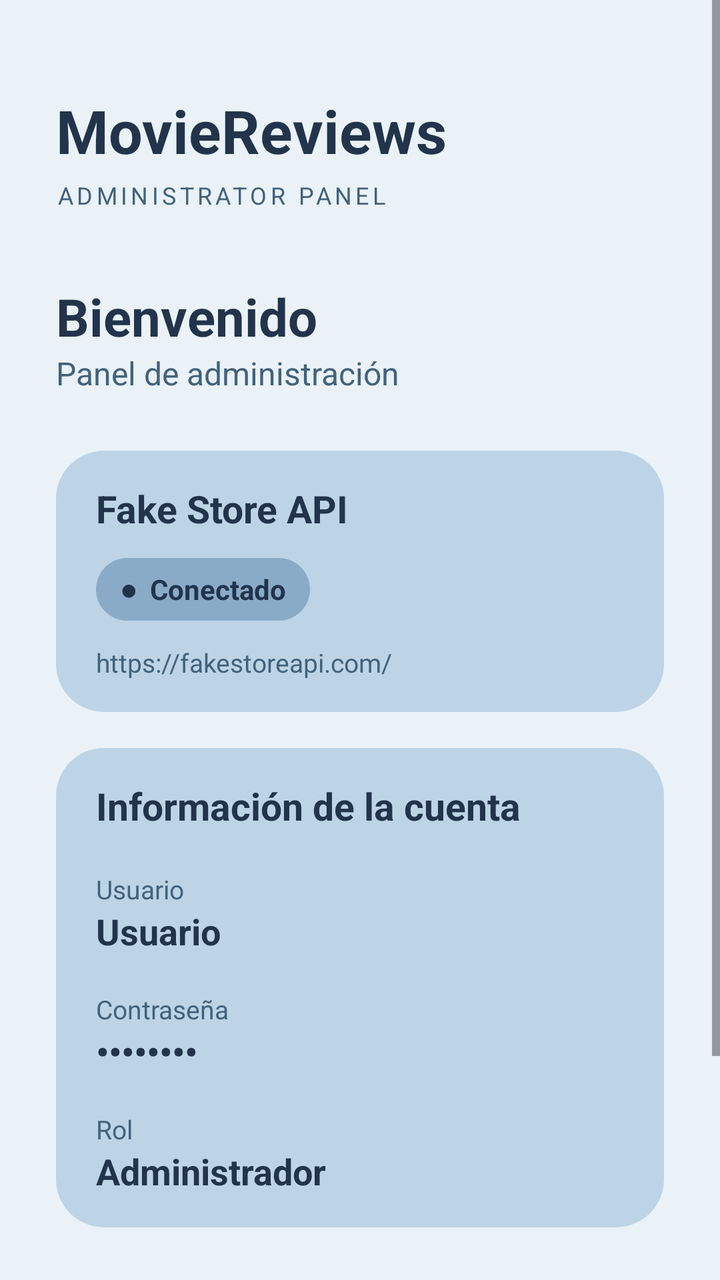
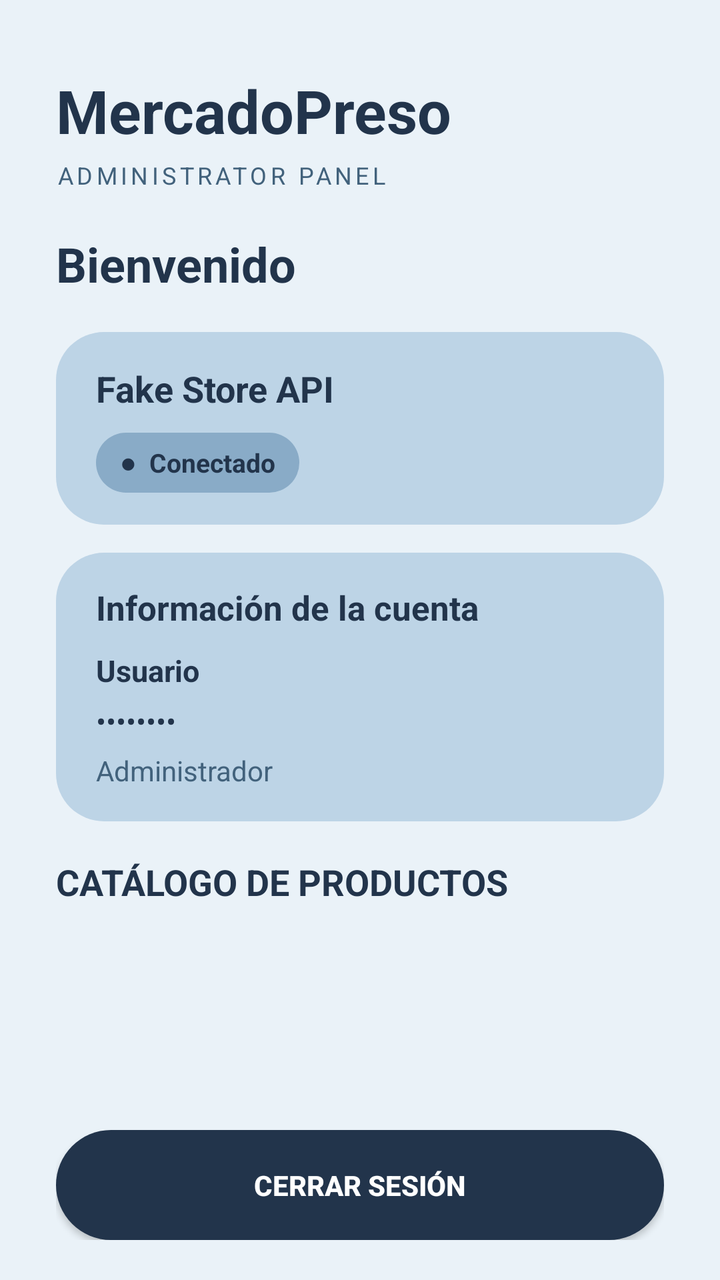

The first picture is an Android layout as it rendered before a commit; the second is the same layout after the commit. The layout source and the unified diff follow.
<!-- AndroidManifest.xml: application theme Theme.MovieReviews -->
<!-- res/layout/activity_home.xml -->
<?xml version="1.0" encoding="utf-8"?>
<ScrollView
    xmlns:android="http://schemas.android.com/apk/res/android"
    android:layout_width="match_parent"
    android:layout_height="match_parent"
    android:background="@color/background_light"
    android:fillViewport="true">

    <LinearLayout
        android:layout_width="match_parent"
        android:layout_height="wrap_content"
        android:orientation="vertical"
        android:paddingLeft="28dp"
        android:paddingRight="28dp"
        android:paddingTop="45dp"
        android:paddingBottom="35dp">

        <TextView
            android:layout_width="wrap_content"
            android:layout_height="wrap_content"
            android:text="MovieReviews"
            android:textColor="@color/navy"
            android:textSize="30sp"
            android:textStyle="bold" />

        <TextView
            android:layout_width="wrap_content"
            android:layout_height="wrap_content"
            android:text="ADMINISTRATOR PANEL"
            android:textColor="@color/blue_dark"
            android:textSize="12sp"
            android:letterSpacing="0.15"
            android:layout_marginTop="4dp"
            android:layout_marginBottom="35dp" />

        <TextView
            android:id="@+id/welcomeText"
            android:layout_width="wrap_content"
            android:layout_height="wrap_content"
            android:text="Bienvenido"
            android:textColor="@color/navy"
            android:textSize="26sp"
            android:textStyle="bold" />

        <TextView
            android:layout_width="wrap_content"
            android:layout_height="wrap_content"
            android:text="Panel de administración"
            android:textColor="@color/blue_dark"
            android:textSize="16sp"
            android:layout_marginBottom="28dp" />

        
        <LinearLayout
            android:id="@+id/apiCard"
            android:layout_width="match_parent"
            android:layout_height="wrap_content"
            android:background="@drawable/admin_card_background"
            android:orientation="vertical"
            android:layout_marginBottom="18dp">

            <TextView
                android:layout_width="wrap_content"
                android:layout_height="wrap_content"
                android:text="Fake Store API"
                android:textColor="@color/navy"
                android:textSize="19sp"
                android:textStyle="bold" />

            <TextView
                android:id="@+id/apiStatusText"
                android:layout_width="wrap_content"
                android:layout_height="wrap_content"
                android:background="@drawable/status_background"
                android:text="●  Conectado"
                android:textColor="@color/navy"
                android:textSize="14sp"
                android:textStyle="bold"
                android:layout_marginTop="12dp"
                android:layout_marginBottom="12dp" />

            <TextView
                android:layout_width="wrap_content"
                android:layout_height="wrap_content"
                android:text="https://fakestoreapi.com/"
                android:textColor="@color/blue_dark"
                android:textSize="13sp" />

        </LinearLayout>

        
        <LinearLayout
            android:id="@+id/accountCard"
            android:layout_width="match_parent"
            android:layout_height="wrap_content"
            android:background="@drawable/admin_card_background"
            android:orientation="vertical"
            android:layout_marginBottom="18dp">

            <TextView
                android:layout_width="wrap_content"
                android:layout_height="wrap_content"
                android:text="Información de la cuenta"
                android:textColor="@color/navy"
                android:textSize="19sp"
                android:textStyle="bold"
                android:layout_marginBottom="20dp" />

            <TextView
                android:layout_width="wrap_content"
                android:layout_height="wrap_content"
                android:text="Usuario"
                android:textColor="@color/blue_dark"
                android:textSize="13sp" />

            <TextView
                android:id="@+id/usernameText"
                android:layout_width="wrap_content"
                android:layout_height="wrap_content"
                android:text="Usuario"
                android:textColor="@color/navy"
                android:textSize="18sp"
                android:textStyle="bold"
                android:layout_marginBottom="18dp" />

            <TextView
                android:layout_width="wrap_content"
                android:layout_height="wrap_content"
                android:text="Contraseña"
                android:textColor="@color/blue_dark"
                android:textSize="13sp" />

            <TextView
                android:id="@+id/passwordText"
                android:layout_width="wrap_content"
                android:layout_height="wrap_content"
                android:text="••••••••"
                android:textColor="@color/navy"
                android:textSize="18sp"
                android:textStyle="bold"
                android:layout_marginBottom="18dp" />

            <TextView
                android:layout_width="wrap_content"
                android:layout_height="wrap_content"
                android:text="Rol"
                android:textColor="@color/blue_dark"
                android:textSize="13sp" />

            <TextView
                android:id="@+id/roleText"
                android:layout_width="wrap_content"
                android:layout_height="wrap_content"
                android:text="Administrador"
                android:textColor="@color/navy"
                android:textSize="18sp"
                android:textStyle="bold" />

        </LinearLayout>

        <Button
            android:id="@+id/logoutButton"
            android:layout_width="match_parent"
            android:layout_height="58dp"
            android:background="@drawable/button_background"
            android:backgroundTint="@null"
            android:text="CERRAR SESIÓN"
            android:textColor="@color/white"
            android:textSize="15sp"
            android:textStyle="bold"
            android:layout_marginTop="10dp" />

        <TextView
            android:layout_width="match_parent"
            android:layout_height="wrap_content"
            android:text="MovieReviews · Administrator"
            android:textColor="@color/blue_dark"
            android:textSize="12sp"
            android:gravity="center"
            android:layout_marginTop="25dp" />

    </LinearLayout>

</ScrollView>
<!-- resources referenced by this layout -->
<resources>
  <color name="background_light">#EAF2F8</color>
  <color name="blue_dark">#42627C</color>
  <color name="navy">#22344B</color>
  <color name="white">#FFFFFF</color>
  <!-- drawable admin_card_background (drawable) -->
  <?xml version="1.0" encoding="utf-8"?>
  <shape xmlns:android="http://schemas.android.com/apk/res/android"
      android:shape="rectangle">
  
      <solid android:color="@color/blue_light" />
  
      <corners android:radius="24dp" />
  
      <padding
          android:left="20dp"
          android:top="16dp"
          android:right="20dp"
          android:bottom="16dp" />
  
  </shape>
  <!-- drawable button_background (drawable) -->
  <?xml version="1.0" encoding="utf-8"?>
  <shape
      xmlns:android="http://schemas.android.com/apk/res/android"
      android:shape="rectangle">
  
      <solid android:color="@color/navy" />
  
      <corners android:radius="30dp" />
  
  </shape>
  <!-- drawable status_background (drawable) -->
  <?xml version="1.0" encoding="utf-8"?>
  <shape xmlns:android="http://schemas.android.com/apk/res/android"
      android:shape="rectangle">
  
      <solid android:color="@color/blue_medium" />
  
      <corners android:radius="20dp" />
  
      <padding
          android:left="12dp"
          android:top="6dp"
          android:right="12dp"
          android:bottom="6dp" />
  
  </shape>
  <style name="Theme.MovieReviews" parent="Base.Theme.MovieReviews" />
  <color name="blue_light">#BDD4E6</color>
  <color name="blue_medium">#89ABC7</color>
  <style name="Base.Theme.MovieReviews" parent="Theme.Material3.DayNight.NoActionBar">
          
          
      </style>
</resources>

<!-- the commit's change to res/layout/activity_home.xml (unified diff, before → after) -->
@@ -1,184 +1,188 @@
 <?xml version="1.0" encoding="utf-8"?>
-<ScrollView
+<LinearLayout
     xmlns:android="http://schemas.android.com/apk/res/android"
     android:layout_width="match_parent"
     android:layout_height="match_parent"
+    android:orientation="vertical"
     android:background="@color/background_light"
-    android:fillViewport="true">
+    android:paddingLeft="28dp"
+    android:paddingRight="28dp"
+    android:paddingTop="35dp"
+    android:paddingBottom="20dp">
 
+    
+    <TextView
+        android:layout_width="wrap_content"
+        android:layout_height="wrap_content"
+        android:text="MercadoPreso"
+        android:textColor="@color/navy"
+        android:textSize="30sp"
+        android:textStyle="bold" />
+
+    
+    <TextView
+        android:layout_width="wrap_content"
+        android:layout_height="wrap_content"
+        android:text="ADMINISTRATOR PANEL"
+        android:textColor="@color/blue_dark"
+        android:textSize="12sp"
+        android:letterSpacing="0.15"
+        android:layout_marginTop="4dp"
+        android:layout_marginBottom="20dp" />
+
+    
+    <TextView
+        android:id="@+id/welcomeText"
+        android:layout_width="wrap_content"
+        android:layout_height="wrap_content"
+        android:text="Bienvenido"
+        android:textColor="@color/navy"
+        android:textSize="24sp"
+        android:textStyle="bold"
+        android:layout_marginBottom="18dp" />
+
+    
     <LinearLayout
+        android:id="@+id/apiCard"
         android:layout_width="match_parent"
         android:layout_height="wrap_content"
+        android:background="@drawable/admin_card_background"
         android:orientation="vertical"
-        android:paddingLeft="28dp"
-        android:paddingRight="28dp"
-        android:paddingTop="45dp"
-        android:paddingBottom="35dp">
+        android:layout_marginBottom="14dp">
 
         <TextView
             android:layout_width="wrap_content"
             android:layout_height="wrap_content"
-            android:text="MovieReviews"
+            android:text="Fake Store API"
             android:textColor="@color/navy"
-            android:textSize="30sp"
+            android:textSize="18sp"
             android:textStyle="bold" />
+
+        <TextView
+            android:id="@+id/apiStatusText"
+            android:layout_width="wrap_content"
+            android:layout_height="wrap_content"
+            android:background="@drawable/status_background"
+            android:text="●  Conectado"
+            android:textColor="@color/navy"
+            android:textSize="13sp"
+            android:textStyle="bold"
+            android:layout_marginTop="10dp" />
+
+    </LinearLayout>
+
+    
+    <LinearLayout
+        android:id="@+id/accountCard"
+        android:layout_width="match_parent"
+        android:layout_height="wrap_content"
+        android:background="@drawable/admin_card_background"
+        android:orientation="vertical"
+        android:layout_marginBottom="18dp">
 
         <TextView
             android:layout_width="wrap_content"
             android:layout_height="wrap_content"
-            android:text="ADMINISTRATOR PANEL"
-            android:textColor="@color/blue_dark"
-            android:textSize="12sp"
-            android:letterSpacing="0.15"
-            android:layout_marginTop="4dp"
-            android:layout_marginBottom="35dp" />
+            android:text="Información de la cuenta"
+            android:textColor="@color/navy"
+            android:textSize="17sp"
+            android:textStyle="bold"
+            android:layout_marginBottom="10dp" />
 
         <TextView
-            android:id="@+id/welcomeText"
+            android:id="@+id/usernameText"
             android:layout_width="wrap_content"
             android:layout_height="wrap_content"
-            android:text="Bienvenido"
+            android:text="Usuario"
             android:textColor="@color/navy"
-            android:textSize="26sp"
+            android:textSize="15sp"
             android:textStyle="bold" />
 
         <TextView
+            android:id="@+id/passwordText"
             android:layout_width="wrap_content"
             android:layout_height="wrap_content"
-            android:text="Panel de administración"
-            android:textColor="@color/blue_dark"
-            android:textSize="16sp"
-            android:layout_marginBottom="28dp" />
-
-        
-        <LinearLayout
-            android:id="@+id/apiCard"
-            android:layout_width="match_parent"
-            android:layout_height="wrap_content"
-            android:background="@drawable/admin_card_background"
-            android:orientation="vertical"
-            android:layout_marginBottom="18dp">
-
-            <TextView
-                android:layout_width="wrap_content"
-                android:layout_height="wrap_content"
-                android:text="Fake Store API"
-                android:textColor="@color/navy"
-                android:textSize="19sp"
-                android:textStyle="bold" />
-
-            <TextView
-                android:id="@+id/apiStatusText"
-                android:layout_width="wrap_content"
-                android:layout_height="wrap_content"
-                android:background="@drawable/status_background"
-                android:text="●  Conectado"
-                android:textColor="@color/navy"
-                android:textSize="14sp"
-                android:textStyle="bold"
-                android:layout_marginTop="12dp"
-                android:layout_marginBottom="12dp" />
-
-            <TextView
-                android:layout_width="wrap_content"
-                android:layout_height="wrap_content"
-                android:text="https://fakestoreapi.com/"
-                android:textColor="@color/blue_dark"
-                android:textSize="13sp" />
-
-        </LinearLayout>
-
-        
-        <LinearLayout
-            android:id="@+id/accountCard"
-            android:layout_width="match_parent"
-            android:layout_height="wrap_content"
-            android:background="@drawable/admin_card_background"
-            android:orientation="vertical"
-            android:layout_marginBottom="18dp">
-
-            <TextView
-                android:layout_width="wrap_content"
-                android:layout_height="wrap_content"
-                android:text="Información de la cuenta"
-                android:textColor="@color/navy"
-                android:textSize="19sp"
-                android:textStyle="bold"
-                android:layout_marginBottom="20dp" />
-
-            <TextView
-                android:layout_width="wrap_content"
-                android:layout_height="wrap_content"
-                android:text="Usuario"
-                android:textColor="@color/blue_dark"
-                android:textSize="13sp" />
-
-            <TextView
-                android:id="@+id/usernameText"
-                android:layout_width="wrap_content"
-                android:layout_height="wrap_content"
-                android:text="Usuario"
-                android:textColor="@color/navy"
-                android:textSize="18sp"
-                android:textStyle="bold"
-                android:layout_marginBottom="18dp" />
-
-            <TextView
-                android:layout_width="wrap_content"
-                android:layout_height="wrap_content"
-                android:text="Contraseña"
-                android:textColor="@color/blue_dark"
-                android:textSize="13sp" />
-
-            <TextView
-                android:id="@+id/passwordText"
-                android:layout_width="wrap_content"
-                android:layout_height="wrap_content"
-                android:text="••••••••"
-                android:textColor="@color/navy"
-                android:textSize="18sp"
-                android:textStyle="bold"
-                android:layout_marginBottom="18dp" />
-
-            <TextView
-                android:layout_width="wrap_content"
-                android:layout_height="wrap_content"
-                android:text="Rol"
-                android:textColor="@color/blue_dark"
-                android:textSize="13sp" />
-
-            <TextView
-                android:id="@+id/roleText"
-                android:layout_width="wrap_content"
-                android:layout_height="wrap_content"
-                android:text="Administrador"
-                android:textColor="@color/navy"
-                android:textSize="18sp"
-                android:textStyle="bold" />
-
-        </LinearLayout>
-
-        <Button
-            android:id="@+id/logoutButton"
-            android:layout_width="match_parent"
-            android:layout_height="58dp"
-            android:background="@drawable/button_background"
-            android:backgroundTint="@null"
-            android:text="CERRAR SESIÓN"
-            android:textColor="@color/white"
+            android:text="••••••••"
+            android:textColor="@color/navy"
             android:textSize="15sp"
-            android:textStyle="bold"
-            android:layout_marginTop="10dp" />
+            android:layout_marginTop="5dp" />
 
         <TextView
-            android:layout_width="match_parent"
+            android:id="@+id/roleText"
+            android:layout_width="wrap_content"
             android:layout_height="wrap_content"
-            android:text="MovieReviews · Administrator"
+            android:text="Administrador"
             android:textColor="@color/blue_dark"
-            android:textSize="12sp"
-            android:gravity="center"
-            android:layout_marginTop="25dp" />
+            android:textSize="14sp"
+            android:layout_marginTop="5dp" />
 
     </LinearLayout>
 
-</ScrollView>
+    
+    <TextView
+        android:layout_width="wrap_content"
+        android:layout_height="wrap_content"
+        android:text="CATÁLOGO DE PRODUCTOS"
+        android:textColor="@color/navy"
+        android:textSize="18sp"
+        android:textStyle="bold"
+        android:layout_marginBottom="10dp" />
+
+    
+    <ProgressBar
+        android:id="@+id/loadingProgress"
+        android:layout_width="45dp"
+        android:layout_height="45dp"
+        android:layout_gravity="center"
+        android:visibility="gone" />
+
+    
+    <TextView
+        android:id="@+id/catalogErrorText"
+        android:layout_width="match_parent"
+        android:layout_height="wrap_content"
+        android:text="No se pudo cargar el catálogo"
+        android:textColor="@color/blue_dark"
+        android:textSize="15sp"
+        android:gravity="center"
+        android:visibility="gone"
+        android:layout_marginTop="10dp"
+        android:layout_marginBottom="10dp" />
+
+    
+    <Button
+        android:id="@+id/retryButton"
+        android:layout_width="180dp"
+        android:layout_height="50dp"
+        android:layout_gravity="center"
+        android:background="@drawable/button_background"
+        android:backgroundTint="@null"
+        android:text="REINTENTAR"
+        android:textColor="@color/white"
+        android:textStyle="bold"
+        android:visibility="gone"
+        android:layout_marginBottom="10dp" />
+
+    
+    <androidx.recyclerview.widget.RecyclerView
+        android:id="@+id/productsRecyclerView"
+        android:layout_width="match_parent"
+        android:layout_height="0dp"
+        android:layout_weight="1"
+        android:clipToPadding="false"
+        android:paddingBottom="10dp" />
+
+    
+    <Button
+        android:id="@+id/logoutButton"
+        android:layout_width="match_parent"
+        android:layout_height="55dp"
+        android:background="@drawable/button_background"
+        android:backgroundTint="@null"
+        android:text="CERRAR SESIÓN"
+        android:textColor="@color/white"
+        android:textSize="14sp"
+        android:textStyle="bold"
+        android:layout_marginTop="10dp" />
+
+</LinearLayout>
